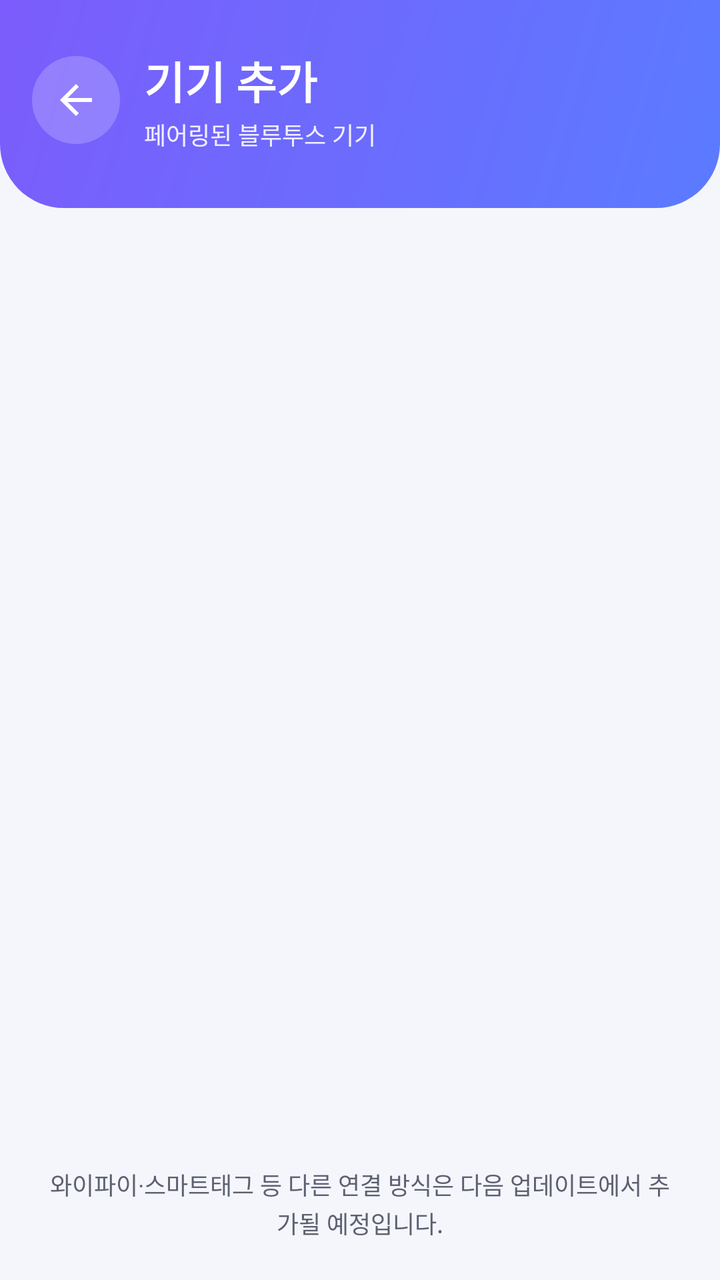
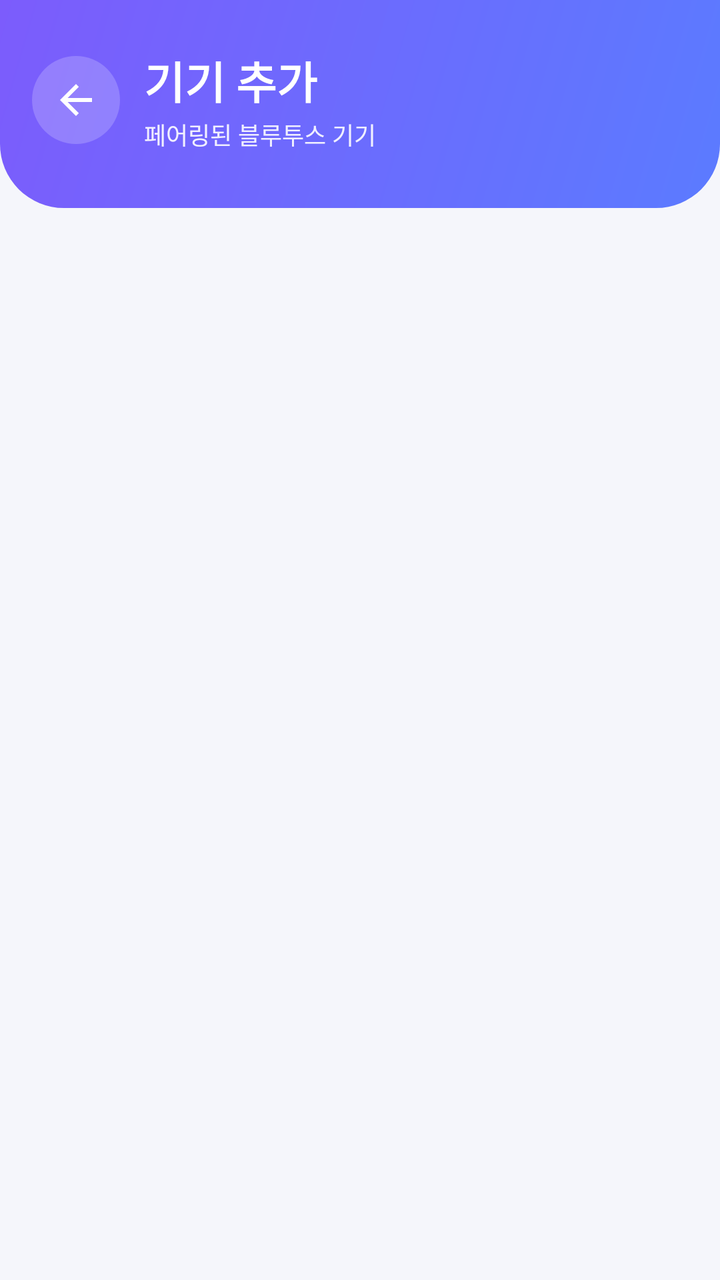

The first picture is an Android layout as it rendered before a commit; the second is the same layout after the commit. The layout source and the unified diff follow.
<!-- AndroidManifest.xml: activity theme Theme.MemoryPin -->
<!-- res/layout/activity_add_item.xml -->
<?xml version="1.0" encoding="utf-8"?>
<LinearLayout xmlns:android="http://schemas.android.com/apk/res/android"
    xmlns:app="http://schemas.android.com/apk/res-auto"
    android:layout_width="match_parent"
    android:layout_height="match_parent"
    android:background="@color/background"
    android:orientation="vertical">

    
    <LinearLayout
        android:layout_width="match_parent"
        android:layout_height="wrap_content"
        android:background="@drawable/bg_hero"
        android:gravity="center_vertical"
        android:orientation="horizontal"
        android:paddingHorizontal="16dp"
        android:paddingTop="24dp"
        android:paddingBottom="28dp">

        <ImageView
            android:id="@+id/btnBack"
            android:layout_width="44dp"
            android:layout_height="44dp"
            android:background="@drawable/bg_circle_button_light"
            android:padding="10dp"
            android:src="@drawable/ic_arrow_back"
            app:tint="#FFFFFF"
            android:contentDescription="@string/action_cancel" />

        <LinearLayout
            android:layout_width="0dp"
            android:layout_height="wrap_content"
            android:layout_marginStart="12dp"
            android:layout_weight="1"
            android:orientation="vertical">

            <TextView
                android:layout_width="wrap_content"
                android:layout_height="wrap_content"
                android:text="@string/add_title"
                android:textColor="#FFFFFF"
                android:textSize="22sp"
                android:textStyle="bold" />

            <TextView
                android:layout_width="wrap_content"
                android:layout_height="wrap_content"
                android:layout_marginTop="2dp"
                android:alpha="0.9"
                android:text="@string/add_bluetooth_section"
                android:textColor="#FFFFFF"
                android:textSize="12sp" />
        </LinearLayout>
    </LinearLayout>

    <FrameLayout
        android:layout_width="match_parent"
        android:layout_height="0dp"
        android:layout_weight="1">

        <androidx.recyclerview.widget.RecyclerView
            android:id="@+id/recyclerDevices"
            android:layout_width="match_parent"
            android:layout_height="match_parent"
            android:clipToPadding="false"
            android:paddingHorizontal="20dp"
            android:paddingTop="16dp"
            android:paddingBottom="20dp" />

        <LinearLayout
            android:id="@+id/emptyState"
            android:layout_width="match_parent"
            android:layout_height="match_parent"
            android:gravity="center"
            android:orientation="vertical"
            android:paddingHorizontal="40dp"
            android:visibility="gone">

            <FrameLayout
                android:layout_width="88dp"
                android:layout_height="88dp"
                android:background="@drawable/bg_icon_circle"
                android:backgroundTint="@color/primary_container">

                <ImageView
                    android:layout_width="40dp"
                    android:layout_height="40dp"
                    android:layout_gravity="center"
                    android:src="@drawable/ic_device_other"
                    app:tint="@color/primary"
                    android:contentDescription="@string/add_bluetooth_section" />
            </FrameLayout>

            <TextView
                android:id="@+id/tvEmpty"
                android:layout_width="match_parent"
                android:layout_height="wrap_content"
                android:layout_marginTop="20dp"
                android:gravity="center"
                android:text="@string/add_bluetooth_empty"
                android:textColor="@color/on_surface_variant"
                android:textSize="14sp"
                android:lineSpacingExtra="3dp" />

            <com.google.android.material.button.MaterialButton
                android:id="@+id/btnOpenBtSettings"
                android:layout_width="wrap_content"
                android:layout_height="wrap_content"
                android:layout_marginTop="16dp"
                style="@style/Widget.MemoryPin.Button.Outlined"
                android:text="@string/add_open_bluetooth_settings" />
        </LinearLayout>
    </FrameLayout>

    <TextView
        android:layout_width="match_parent"
        android:layout_height="wrap_content"
        android:padding="20dp"
        android:text="@string/add_future_hint"
        android:textColor="@color/on_surface_variant"
        android:textSize="12sp"
        android:gravity="center"
        android:lineSpacingExtra="2dp" />
</LinearLayout>
<!-- resources referenced by this layout -->
<resources>
  <color name="background">#F5F6FB</color>
  <color name="on_surface_variant">#5C6172</color>
  <color name="primary">#4C6FFF</color>
  <color name="primary_container">#E6ECFF</color>
  <!-- drawable bg_circle_button_light (drawable) -->
  <?xml version="1.0" encoding="utf-8"?>
  <ripple xmlns:android="http://schemas.android.com/apk/res/android"
      android:color="#40FFFFFF">
      <item>
          <shape android:shape="oval">
              <solid android:color="#33FFFFFF" />
          </shape>
      </item>
  </ripple>
  <!-- drawable bg_hero (drawable) -->
  <?xml version="1.0" encoding="utf-8"?>
  <shape xmlns:android="http://schemas.android.com/apk/res/android"
      android:shape="rectangle">
      <gradient
          android:angle="135"
          android:startColor="#5B7BFF"
          android:endColor="#7C5CFC" />
      <corners
          android:bottomLeftRadius="32dp"
          android:bottomRightRadius="32dp" />
  </shape>
  <!-- drawable bg_icon_circle (drawable) -->
  <?xml version="1.0" encoding="utf-8"?>
  <shape xmlns:android="http://schemas.android.com/apk/res/android"
      android:shape="oval">
      <solid android:color="#FFFFFF" />
  </shape>
  <!-- drawable ic_arrow_back (drawable) -->
  <vector xmlns:android="http://schemas.android.com/apk/res/android"
      android:width="24dp" android:height="24dp"
      android:viewportWidth="24" android:viewportHeight="24"
      android:tint="#FFFFFF">
      <path android:fillColor="@android:color/white"
          android:pathData="M20,11H7.83l5.59,-5.59L12,4l-8,8 8,8 1.41,-1.41L7.83,13H20v-2z" />
  </vector>
  <!-- drawable ic_device_other (drawable) -->
  <vector xmlns:android="http://schemas.android.com/apk/res/android"
      android:width="24dp" android:height="24dp"
      android:viewportWidth="24" android:viewportHeight="24"
      android:tint="#FFFFFF">
      <path android:fillColor="@android:color/white"
          android:pathData="M17.71,7.71L12,2h-1v7.59L6.41,5 5,6.41 10.59,12 5,17.59 6.41,19 11,14.41V22h1l5.71,-5.71 -4.3,-4.29 4.3,-4.29zM13,5.83l1.88,1.88L13,9.59L13,5.83zM14.88,16.29L13,18.17v-3.76l1.88,1.88z" />
  </vector>
  <string name="action_cancel">취소</string>
  <string name="add_bluetooth_empty">페어링된 블루투스 기기가 없습니다.\n휴대폰 블루투스 설정에서 먼저 기기를 연결해 주세요.</string>
  <string name="add_bluetooth_section">페어링된 블루투스 기기</string>
  <string name="add_future_hint">와이파이·스마트태그 등 다른 연결 방식은 다음 업데이트에서 추가될 예정입니다.</string>
  <string name="add_open_bluetooth_settings">블루투스 설정 열기</string>
  <string name="add_title">기기 추가</string>
  <style name="Widget.MemoryPin.Button.Outlined" parent="Widget.Material3.Button.OutlinedButton">
          <item name="cornerRadius">18dp</item>
          <item name="android:paddingTop">14dp</item>
          <item name="android:paddingBottom">14dp</item>
          <item name="android:textSize">15sp</item>
      </style>
  <color name="on_primary">#FFFFFF</color>
  <color name="on_primary_container">#0E1A52</color>
  <color name="surface">#FFFFFF</color>
  <color name="on_surface">#1A1C22</color>
  <color name="surface_variant">#EDEFF7</color>
  <color name="outline">#E2E5EF</color>
  <color name="error">#E5484D</color>
  <color name="on_error">#FFFFFF</color>
  <style name="Shape.MemoryPin.Small" parent="ShapeAppearance.Material3.SmallComponent">
          <item name="cornerFamily">rounded</item>
          <item name="cornerSize">12dp</item>
      </style>
  <style name="Shape.MemoryPin.Medium" parent="ShapeAppearance.Material3.MediumComponent">
          <item name="cornerFamily">rounded</item>
          <item name="cornerSize">20dp</item>
      </style>
  <style name="Shape.MemoryPin.Large" parent="ShapeAppearance.Material3.LargeComponent">
          <item name="cornerFamily">rounded</item>
          <item name="cornerSize">28dp</item>
      </style>
  <!-- unchanged entries left out for length: 1 -->
</resources>

<!-- the commit's change to res/layout/activity_add_item.xml (unified diff, before → after) -->
@@ -112,13 +112,4 @@
         </LinearLayout>
     </FrameLayout>
 
-    <TextView
-        android:layout_width="match_parent"
-        android:layout_height="wrap_content"
-        android:padding="20dp"
-        android:text="@string/add_future_hint"
-        android:textColor="@color/on_surface_variant"
-        android:textSize="12sp"
-        android:gravity="center"
-        android:lineSpacingExtra="2dp" />
 </LinearLayout>
<!-- resource entries referenced after the edit -->
@@ -49,9 +49,8 @@
           android:pathData="M17.71,7.71L12,2h-1v7.59L6.41,5 5,6.41 10.59,12 5,17.59 6.41,19 11,14.41V22h1l5.71,-5.71 -4.3,-4.29 4.3,-4.29zM13,5.83l1.88,1.88L13,9.59L13,5.83zM14.88,16.29L13,18.17v-3.76l1.88,1.88z" />
   </vector>
   <string name="action_cancel">취소</string>
-  <string name="add_bluetooth_empty">페어링된 블루투스 기기가 없습니다.\n휴대폰 블루투스 설정에서 먼저 기기를 연결해 주세요.</string>
+  <string name="add_bluetooth_empty">연결된 기기가 없어요\n블루투스 설정에서 먼저 페어링하세요</string>
   <string name="add_bluetooth_section">페어링된 블루투스 기기</string>
-  <string name="add_future_hint">와이파이·스마트태그 등 다른 연결 방식은 다음 업데이트에서 추가될 예정입니다.</string>
   <string name="add_open_bluetooth_settings">블루투스 설정 열기</string>
   <string name="add_title">기기 추가</string>
   <style name="Widget.MemoryPin.Button.Outlined" parent="Widget.Material3.Button.OutlinedButton">
